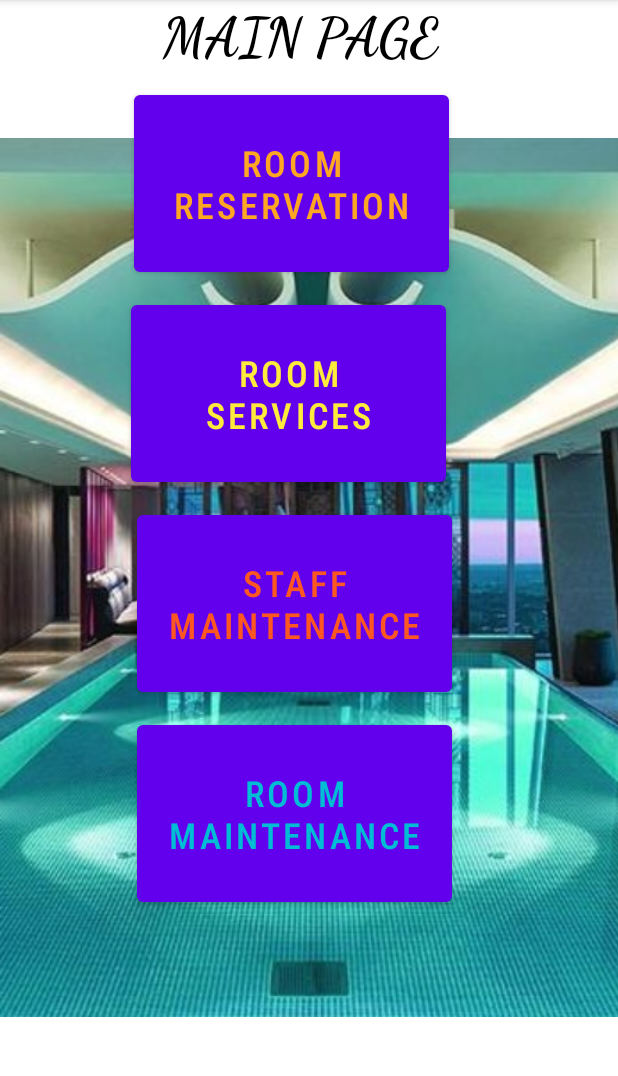
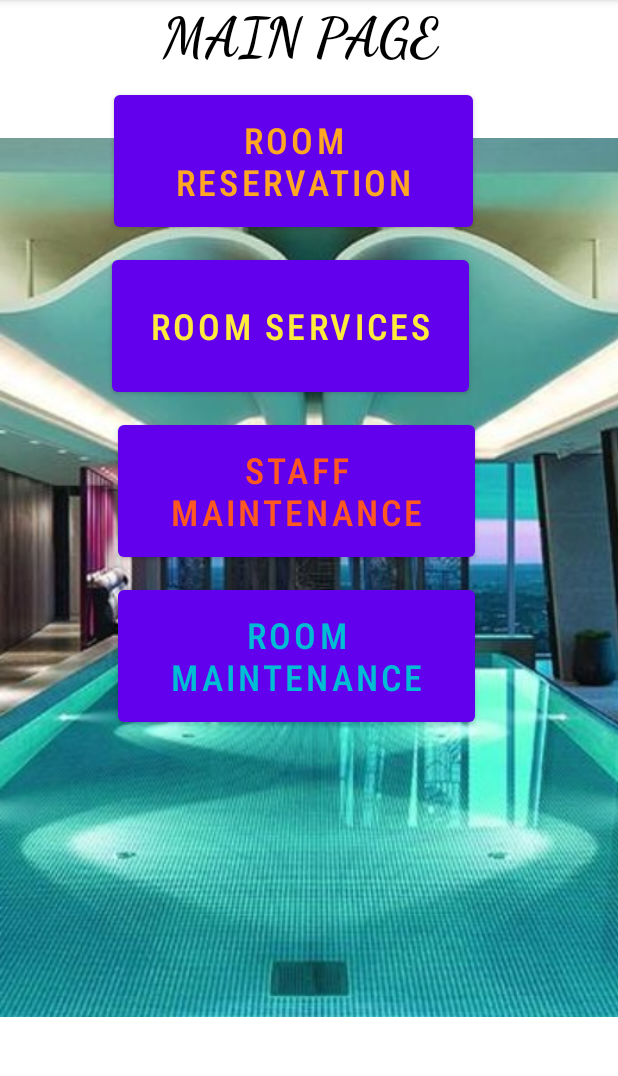
Before and after one commit to MinnieYapMN/MobileHotelManagementSystem, an Android app: the mainpage screen opened directly, with no data from a screen before it, on a phone screen of 412 x 824 dp, the part 84-1160 px from its top. Run offline under Robolectric (Android 15) with nearby library versions, the phone set to English and light mode, and no system bars.

Commit message:
main page and room services page

```diff
--- a/app/src/main/res/layout/activity_mainpage.xml
+++ b/app/src/main/res/layout/activity_mainpage.xml
@@ -33,8 +33,8 @@
 
     <Button
         android:id="@+id/button2"
-        android:layout_width="210dp"
-        android:layout_height="130dp"
+        android:layout_width="239dp"
+        android:layout_height="100dp"
         android:layout_marginTop="10dp"
         android:fontFamily="sans-serif-condensed-medium"
         android:onClick="roomReserve"
@@ -49,8 +49,8 @@
 
     <Button
         android:id="@+id/button3"
-        android:layout_width="210dp"
-        android:layout_height="130dp"
+        android:layout_width="238dp"
+        android:layout_height="100dp"
         android:layout_marginTop="10dp"
         android:fontFamily="sans-serif-condensed-medium"
         android:onClick="roomServices"
@@ -65,8 +65,8 @@
 
     <Button
         android:id="@+id/button4"
-        android:layout_width="210dp"
-        android:layout_height="130dp"
+        android:layout_width="238dp"
+        android:layout_height="100dp"
         android:layout_marginTop="10dp"
         android:fontFamily="sans-serif-condensed-medium"
         android:onClick="staffMaintain"
@@ -80,8 +80,8 @@
 
     <Button
         android:id="@+id/button5"
-        android:layout_width="210dp"
-        android:layout_height="130dp"
+        android:layout_width="238dp"
+        android:layout_height="100dp"
         android:layout_marginTop="10dp"
         android:fontFamily="sans-serif-condensed-medium"
         android:onClick="roomMaintian"
```
